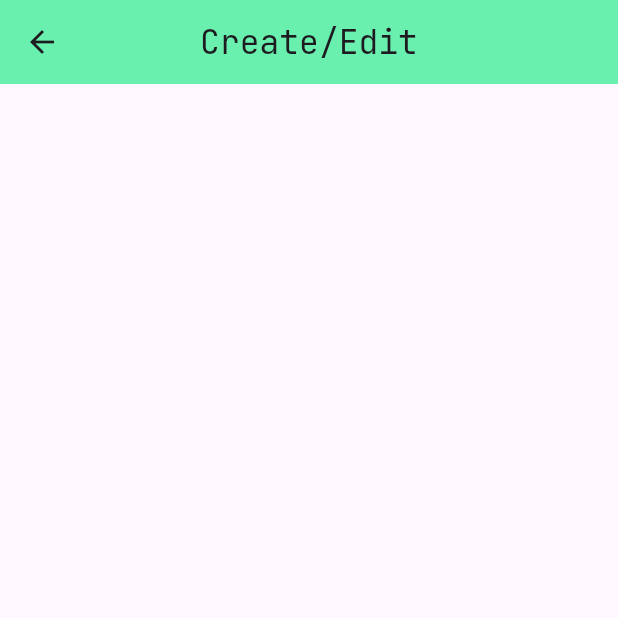
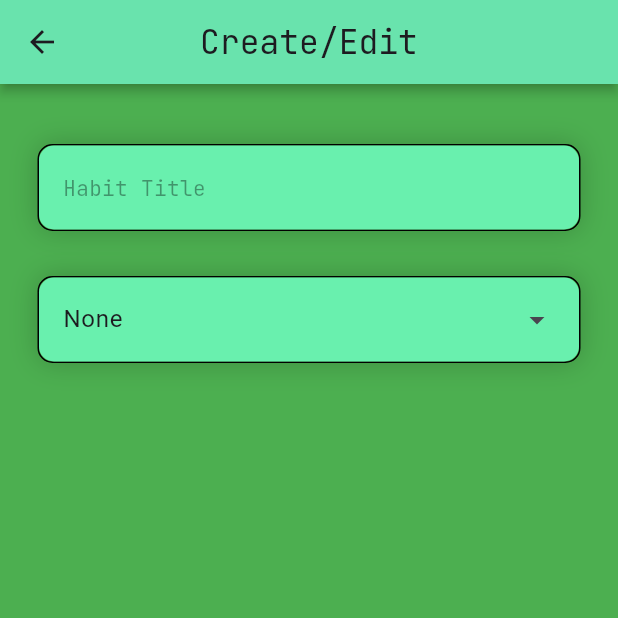
Before and after one commit to arahman-25/P1_habit_mastery_app, a Flutter app: the CreateEdit screen opened directly, on a phone screen of 412 x 824 dp, the top half of it. Run offline on Flutter 3.47's test engine with Material 3 defaults, Android fonts, the phone set to English and light mode, and no system bars; our stand-ins replace flutter_svg, google_fonts, persistent_bottom_nav_bar_v2.

Commit message:
Implemented title form and category drop down menu (visual)

```diff
--- a/habit_mastery_app/lib/create_edit.dart
+++ b/habit_mastery_app/lib/create_edit.dart
@@ -7,13 +7,142 @@
   @override
   Widget build(BuildContext context) {
     return Scaffold(
+      backgroundColor: Colors.green,
       appBar: AppBar(
         backgroundColor: Colors.greenAccent,
+        shadowColor: Colors.black,
+        elevation: 3,
         title: Text(
           'Create/Edit',
           style: GoogleFonts.jetBrainsMono(),
         ),
         centerTitle: true,
+      ),
+      body: Column(
+        spacing: 30,
+        children: [
+          Container(
+            margin: EdgeInsets.only(top: 40, left: 25, right: 25),
+            decoration: BoxDecoration(
+              borderRadius: BorderRadiusGeometry.circular(10),
+              border: BoxBorder.all(
+                color: Colors.black,
+                width: 1),
+              boxShadow: [
+                BoxShadow(
+                  color: Colors.black.withValues(alpha: 0.2),
+                  blurRadius: 15
+                )
+              ]
+            ),
+            child: TextField(
+              style: GoogleFonts.jetBrainsMono(),
+              decoration: InputDecoration(
+                filled: true,
+                fillColor: Colors.greenAccent,
+                border: OutlineInputBorder(
+                  borderRadius: BorderRadius.circular(10),
+                  borderSide: BorderSide.none
+                ),
+                hint: Text(
+                  'Habit Title',
+                  style: GoogleFonts.jetBrainsMono(
+                    color: Colors.black38
+                  )
+                )
+              ),
+            )
+          ),
+          Container(
+            decoration: BoxDecoration(
+              borderRadius: BorderRadiusGeometry.circular(10),
+              border: BoxBorder.all(
+                color: Colors.black,
+                width: 1),
+              boxShadow: [
+                BoxShadow(
+                  color: Colors.black.withValues(alpha: 0.2),
+                  blurRadius: 15
+                )
+              ]
+            ),
+            child: DropdownMenu(
+              width: 360,
+              hintText: 'Select Category',
+              inputDecorationTheme: InputDecorationTheme(
+                filled: true,
+                fillColor: Colors.greenAccent,
+                border: OutlineInputBorder(
+                  borderRadius: BorderRadius.circular(10),
+                  borderSide: BorderSide.none
+                ),
+                hintStyle: GoogleFonts.jetBrainsMono(
+                  color: Colors.black38
+                ),
+              ),
+              dropdownMenuEntries: [
+                DropdownMenuEntry(
+                  value: 's',
+                  label: 'Study'
+                ),
+                DropdownMenuEntry(
+                  value: 'r',
+                  label: 'Routine'
+                ),
+                DropdownMenuEntry(
+                  value: null,
+                  label: 'None')
+              ]
+            ),
+          )
+          /* Container(
+            margin: EdgeInsets.only(left: 25, right: 25),
+            decoration: BoxDecoration(
+              borderRadius: BorderRadiusGeometry.circular(10),
+              border: BoxBorder.all(
+                color: Colors.black,
+                width: 1),
+              boxShadow: [
+                BoxShadow(
+                  color: Colors.black.withValues(alpha: 0.2),
+                  blurRadius: 15
+                )
+              ]
+            ),
+            child: TextField(
+              readOnly: true,
+              style: GoogleFonts.jetBrainsMono(),
+              decoration: InputDecoration(
+                filled: true,
+                fillColor: Colors.greenAccent,
+                border: OutlineInputBorder(
+                  borderRadius: BorderRadius.circular(10),
+                  borderSide: BorderSide.none
+                ),
+                suffixIcon: Icon(
+                  Icons.arrow_drop_down,
+                  size: 45
+                ),
+                hint: Text(
+                  'Category',
+                  style: GoogleFonts.jetBrainsMono(
+                    color: Colors.black38
+                  )
+                )
+              ),
+              onTap: () {
+                showDialog(
+                  context: context,
+                  builder: (context) => SimpleDialog(
+                    title: Text(
+                      'Select Category'
+                    ),
+                  )
+                );
+              },
+            )
+          )*/
+        ]
       )
     );
   }
--- a/habit_mastery_app/lib/dashboard.dart
+++ b/habit_mastery_app/lib/dashboard.dart
@@ -1,6 +1,7 @@
 import 'package:flutter/material.dart';
 import 'package:flutter_svg/flutter_svg.dart';
 import 'package:google_fonts/google_fonts.dart';
+import 'package:habit_mastery_app/details.dart';
 import 'package:habit_mastery_app/settings.dart';
 
 class Dashboard extends StatelessWidget {
@@ -66,7 +67,11 @@
           ),
           SizedBox(height: 25),
           ElevatedButton(
-            onPressed: () {},
+            onPressed: () {
+              Navigator.push(
+                context,
+                MaterialPageRoute(builder: (context) => Details()));
+            },
             style: ButtonStyle(
               backgroundColor: WidgetStatePropertyAll(Colors.greenAccent),
               minimumSize: WidgetStatePropertyAll(Size(250, 60)),
@@ -76,10 +81,11 @@
                   borderRadius: BorderRadiusGeometry.circular(3)))
             ),
             child: Text(
-              'Check In',
+              'View Cycle Details',
               style: GoogleFonts.jetBrainsMono(
                 color: Colors.black,
-                fontSize: 20)
+                fontSize: 20
+              ),
             )
           ),
         ],
--- a/habit_mastery_app/lib/main.dart
+++ b/habit_mastery_app/lib/main.dart
@@ -1,4 +1,5 @@
 import 'package:flutter/material.dart';
+import 'package:habit_mastery_app/create_edit.dart';
 import 'package:persistent_bottom_nav_bar_v2/persistent_bottom_nav_bar_v2.dart';
 import 'dashboard.dart';
 import 'history.dart';
@@ -26,13 +27,21 @@
               iconSize: 35)
           ),
           PersistentTabConfig(
+            screen: CreateEdit(),
+            item: ItemConfig(
+              icon: Icon(Icons.add),
+              title: 'Create/Edit',
+              iconSize: 35
+            )
+          ),
+          PersistentTabConfig(
             screen: History(),
             item: ItemConfig(
               icon: Icon(Icons.history),
               title: 'History',
               iconSize: 35
-              )
             )
+          )
         ],
         navBarBuilder: (navBarConfig) => Style1BottomNavBar(
           navBarConfig: navBarConfig,
--- a/habit_mastery_app/pubspec.yaml
+++ b/habit_mastery_app/pubspec.yaml
@@ -38,6 +38,8 @@
   flutter_svg: ^2.3.0
   rive: ^0.14.11
   persistent_bottom_nav_bar_v2: ^6.5.0
+  sqflite: ^2.4.5
+  path: ^1.9.1
 
 dev_dependencies:
   flutter_test:
```
Also changed, not shown: habit_mastery_app/pubspec.lock, 1 other file.
